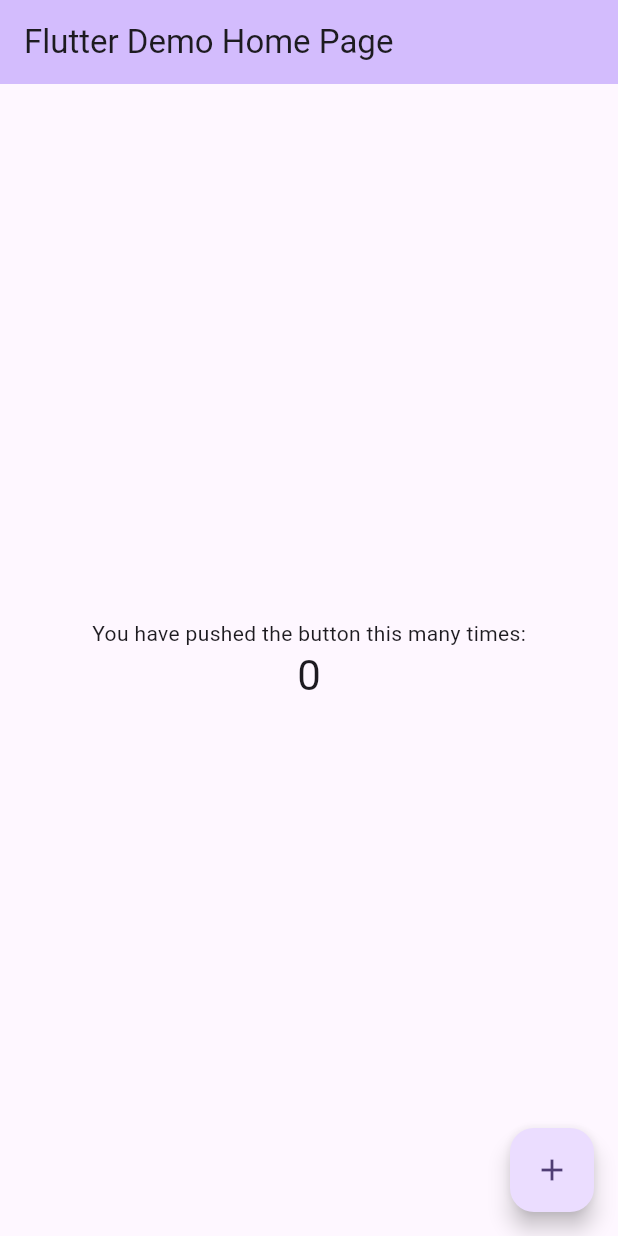
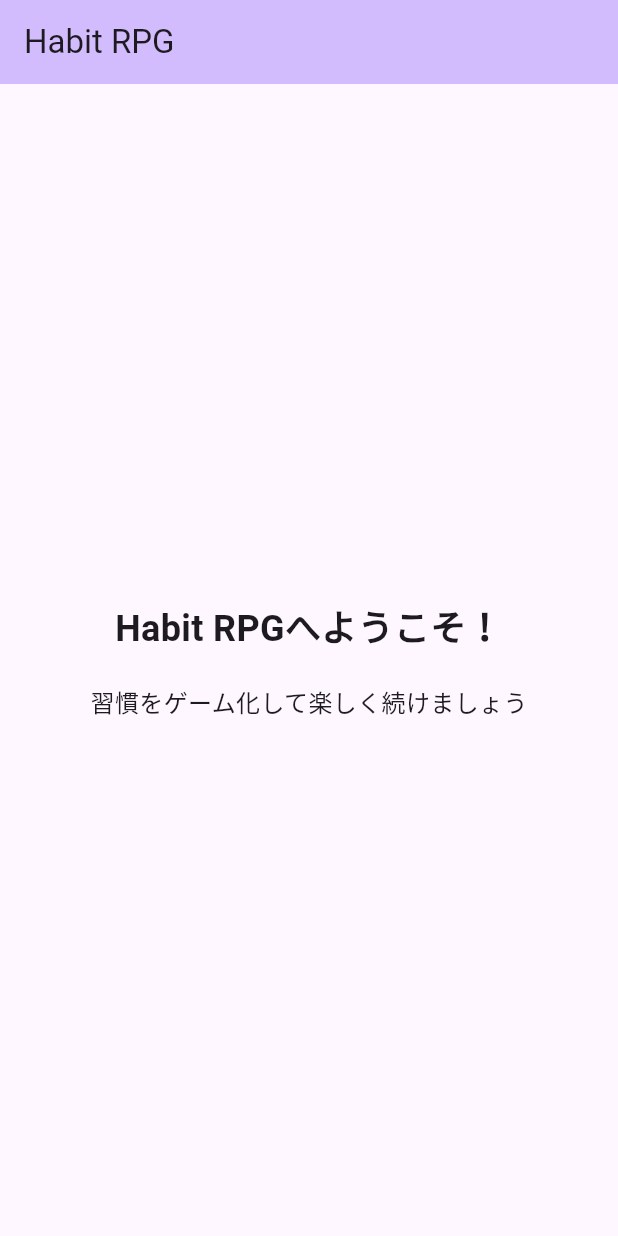
Before and after one commit to naostudy0/habit_rpg_app, a Flutter app: the screen it shows after launch, on a phone screen of 412 x 824 dp. Run offline on Flutter 3.47's test engine with Material 3 defaults, Android fonts, the phone set to English and light mode, and no system bars.

Commit message:
feat: TOPページの表示 #2

```diff
--- a/lib/main.dart
+++ b/lib/main.dart
@@ -1,122 +1,25 @@
 import 'package:flutter/material.dart';
+import 'screens/top_page.dart';
 
 void main() {
+  WidgetsFlutterBinding.ensureInitialized();
   runApp(const MyApp());
 }
 
 class MyApp extends StatelessWidget {
   const MyApp({super.key});
 
-  // This widget is the root of your application.
   @override
   Widget build(BuildContext context) {
     return MaterialApp(
-      title: 'Flutter Demo',
+      title: 'Habit RPG',
       theme: ThemeData(
-        // This is the theme of your application.
-        //
-        // TRY THIS: Try running your application with "flutter run". You'll see
-        // the application has a purple toolbar. Then, without quitting the app,
-        // try changing the seedColor in the colorScheme below to Colors.green
-        // and then invoke "hot reload" (save your changes or press the "hot
-        // reload" button in a Flutter-supported IDE, or press "r" if you used
-        // the command line to start the app).
-        //
-        // Notice that the counter didn't reset back to zero; the application
-        // state is not lost during the reload. To reset the state, use hot
-        // restart instead.
-        //
-        // This works for code too, not just values: Most code changes can be
-        // tested with just a hot reload.
         colorScheme: ColorScheme.fromSeed(seedColor: Colors.deepPurple),
       ),
-      home: const MyHomePage(title: 'Flutter Demo Home Page'),
+      initialRoute: '/',
+      routes: {
+        '/': (context) => const TopPage()
+      },
     );
   }
 }
-
-class MyHomePage extends StatefulWidget {
-  const MyHomePage({super.key, required this.title});
-
-  // This widget is the home page of your application. It is stateful, meaning
-  // that it has a State object (defined below) that contains fields that affect
-  // how it looks.
-
-  // This class is the configuration for the state. It holds the values (in this
-  // case the title) provided by the parent (in this case the App widget) and
-  // used by the build method of the State. Fields in a Widget subclass are
-  // always marked "final".
-
-  final String title;
-
-  @override
-  State<MyHomePage> createState() => _MyHomePageState();
-}
-
-class _MyHomePageState extends State<MyHomePage> {
-  int _counter = 0;
-
-  void _incrementCounter() {
-    setState(() {
-      // This call to setState tells the Flutter framework that something has
-      // changed in this State, which causes it to rerun the build method below
-      // so that the display can reflect the updated values. If we changed
-      // _counter without calling setState(), then the build method would not be
-      // called again, and so nothing would appear to happen.
-      _counter++;
-    });
-  }
-
-  @override
-  Widget build(BuildContext context) {
-    // This method is rerun every time setState is called, for instance as done
-    // by the _incrementCounter method above.
-    //
-    // The Flutter framework has been optimized to make rerunning build methods
-    // fast, so that you can just rebuild anything that needs updating rather
-    // than having to individually change instances of widgets.
-    return Scaffold(
-      appBar: AppBar(
-        // TRY THIS: Try changing the color here to a specific color (to
-        // Colors.amber, perhaps?) and trigger a hot reload to see the AppBar
-        // change color while the other colors stay the same.
-        backgroundColor: Theme.of(context).colorScheme.inversePrimary,
-        // Here we take the value from the MyHomePage object that was created by
-        // the App.build method, and use it to set our appbar title.
-        title: Text(widget.title),
-      ),
-      body: Center(
-        // Center is a layout widget. It takes a single child and positions it
-        // in the middle of the parent.
-        child: Column(
-          // Column is also a layout widget. It takes a list of children and
-          // arranges them vertically. By default, it sizes itself to fit its
-          // children horizontally, and tries to be as tall as its parent.
-          //
-          // Column has various properties to control how it sizes itself and
-          // how it positions its children. Here we use mainAxisAlignment to
-          // center the children vertically; the main axis here is the vertical
-          // axis because Columns are vertical (the cross axis would be
-          // horizontal).
-          //
-          // TRY THIS: Invoke "debug painting" (choose the "Toggle Debug Paint"
-          // action in the IDE, or press "p" in the console), to see the
-          // wireframe for each widget.
-          mainAxisAlignment: MainAxisAlignment.center,
-          children: <Widget>[
-            const Text('You have pushed the button this many times:'),
-            Text(
-              '$_counter',
-              style: Theme.of(context).textTheme.headlineMedium,
-            ),
-          ],
-        ),
-      ),
-      floatingActionButton: FloatingActionButton(
-        onPressed: _incrementCounter,
-        tooltip: 'Increment',
-        child: const Icon(Icons.add),
-      ), // This trailing comma makes auto-formatting nicer for build methods.
-    );
-  }
-}
--- /dev/null
+++ b/lib/screens/top_page.dart
@@ -0,0 +1,31 @@
+import 'package:flutter/material.dart';
+
+class TopPage extends StatelessWidget {
+  const TopPage({super.key});
+
+  @override
+  Widget build(BuildContext context) {
+    return Scaffold(
+      appBar: AppBar(
+        title: const Text('Habit RPG'),
+        backgroundColor: Theme.of(context).colorScheme.inversePrimary,
+      ),
+      body: const Center(
+        child: Column(
+          mainAxisAlignment: MainAxisAlignment.center,
+          children: <Widget>[
+            Text(
+              'Habit RPGへようこそ！',
+              style: TextStyle(fontSize: 24, fontWeight: FontWeight.bold),
+            ),
+            SizedBox(height: 20),
+            Text(
+              '習慣をゲーム化して楽しく続けましょう',
+              style: TextStyle(fontSize: 16),
+            ),
+          ],
+        ),
+      ),
+    );
+  }
+}
```
